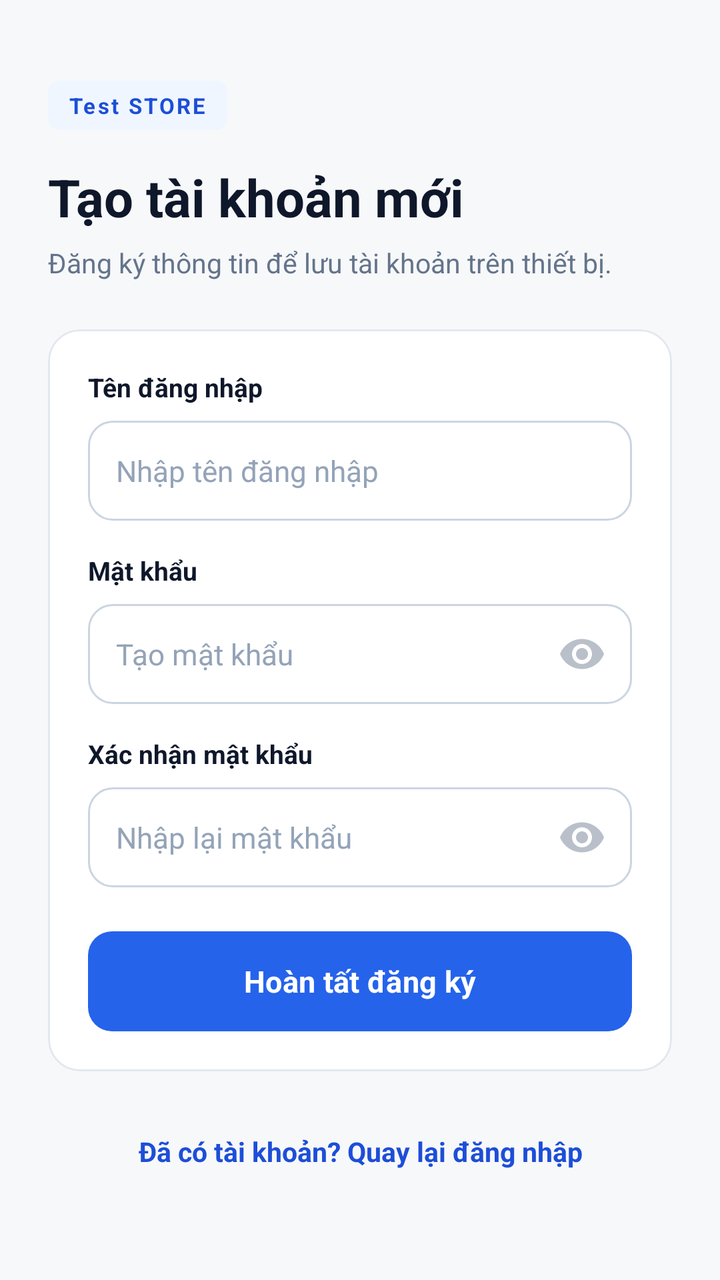
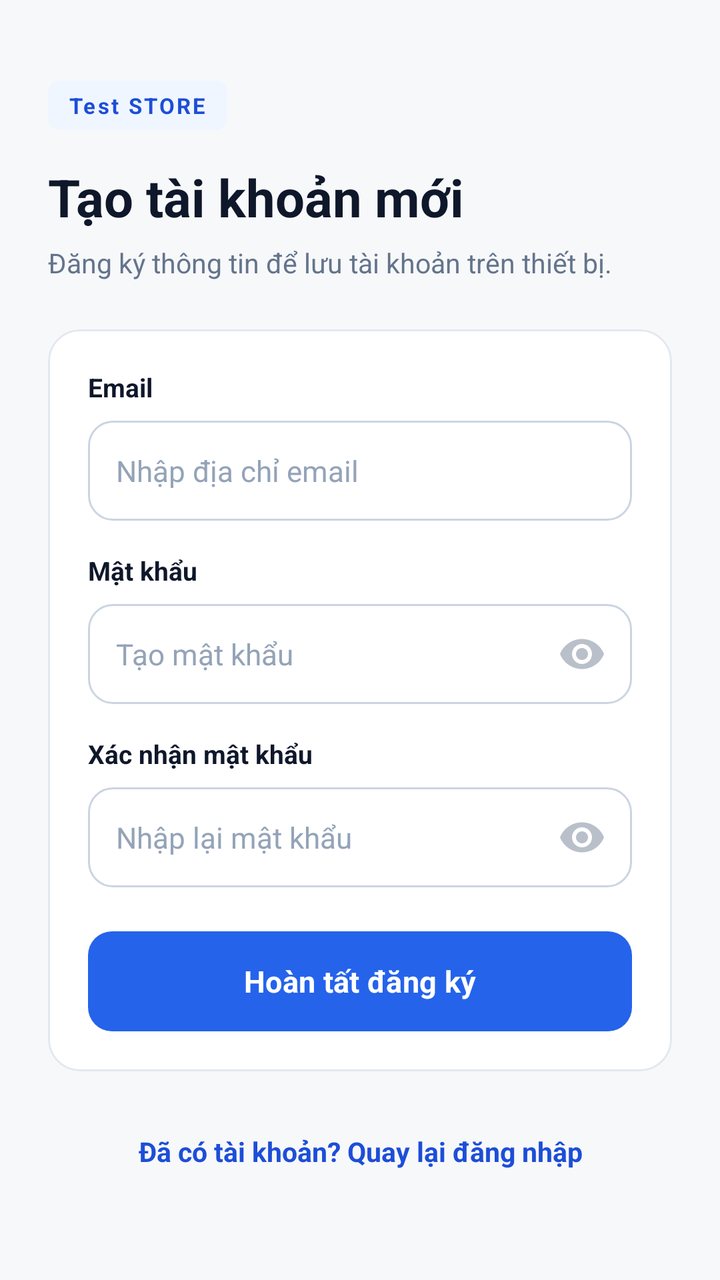

An Android layout rendered at two revisions. The XML below is the earlier revision; the diff shows what the commit changed to produce the second picture.
<!-- AndroidManifest.xml: application theme Theme.MyApplication -->
<!-- res/layout/activity_register.xml -->
<?xml version="1.0" encoding="utf-8"?>
<ScrollView xmlns:android="http://schemas.android.com/apk/res/android"
    xmlns:app="http://schemas.android.com/apk/res-auto"
    xmlns:tools="http://schemas.android.com/tools"
    android:id="@+id/rootRegister"
    android:layout_width="match_parent"
    android:layout_height="match_parent"
    android:background="@color/screen_background"
    android:fillViewport="true"
    android:fitsSystemWindows="true"
    android:overScrollMode="never"
    tools:ignore="HardcodedText,TextContrastCheck">

    <LinearLayout
        android:layout_width="match_parent"
        android:layout_height="match_parent"
        android:gravity="center_vertical"
        android:orientation="vertical"
        android:paddingStart="24dp"
        android:paddingTop="28dp"
        android:paddingEnd="24dp"
        android:paddingBottom="28dp">

        <TextView
            android:layout_width="wrap_content"
            android:layout_height="wrap_content"
            android:background="@drawable/bg_badge_primary"
            android:letterSpacing="0.1"
            android:paddingStart="10dp"
            android:paddingTop="5dp"
            android:paddingEnd="10dp"
            android:paddingBottom="5dp"
            android:text="Test STORE"
            android:textColor="@color/primary_dark"
            android:textSize="11sp"
            android:textStyle="bold" />

        <TextView
            android:layout_width="wrap_content"
            android:layout_height="wrap_content"
            android:layout_marginTop="16dp"
            android:text="Tạo tài khoản mới"
            android:textColor="@color/ink"
            android:textSize="26sp"
            android:textStyle="bold" />

        <TextView
            android:layout_width="wrap_content"
            android:layout_height="wrap_content"
            android:layout_marginTop="6dp"
            android:layout_marginBottom="24dp"
            android:text="Đăng ký thông tin để lưu tài khoản trên thiết bị."
            android:textColor="@color/text_secondary"
            android:textSize="13.5sp" />

        <com.google.android.material.card.MaterialCardView
            android:layout_width="match_parent"
            android:layout_height="wrap_content"
            app:cardBackgroundColor="@color/surface"
            app:cardCornerRadius="16dp"
            app:cardElevation="0dp"
            app:strokeColor="@color/border"
            app:strokeWidth="1dp">

            <LinearLayout
                android:layout_width="match_parent"
                android:layout_height="wrap_content"
                android:orientation="vertical"
                android:padding="20dp">

                <TextView
                    android:layout_width="wrap_content"
                    android:layout_height="wrap_content"
                    android:layout_marginBottom="8dp"
                    android:text="Tên đăng nhập"
                    android:textColor="@color/ink"
                    android:textSize="13sp"
                    android:textStyle="bold" />

                <EditText
                    android:id="@+id/edtRegUser"
                    android:layout_width="match_parent"
                    android:layout_height="50dp"
                    android:layout_marginBottom="16dp"
                    android:background="@drawable/bg_input"
                    android:hint="Nhập tên đăng nhập"
                    android:importantForAutofill="no"
                    android:inputType="text"
                    android:paddingStart="14dp"
                    android:paddingEnd="14dp"
                    android:textColor="@color/ink"
                    android:textColorHint="@color/text_tertiary"
                    android:textSize="14.5sp" />

                <TextView
                    android:layout_width="wrap_content"
                    android:layout_height="wrap_content"
                    android:layout_marginBottom="8dp"
                    android:text="Mật khẩu"
                    android:textColor="@color/ink"
                    android:textSize="13sp"
                    android:textStyle="bold" />

                <RelativeLayout
                    android:layout_width="match_parent"
                    android:layout_height="50dp"
                    android:layout_marginBottom="16dp">

                    <EditText
                        android:id="@+id/edtRegPass"
                        android:layout_width="match_parent"
                        android:layout_height="match_parent"
                        android:background="@drawable/bg_input"
                        android:hint="Tạo mật khẩu"
                        android:inputType="textPassword"
                        android:paddingStart="14dp"
                        android:paddingEnd="48dp"
                        android:textColor="@color/ink"
                        android:textColorHint="@color/text_tertiary"
                        android:textSize="14.5sp" />

                    <ImageView
                        android:id="@+id/btnToggleRegPass"
                        android:layout_width="48dp"
                        android:layout_height="48dp"
                        android:layout_alignParentEnd="true"
                        android:layout_centerVertical="true"
                        android:layout_marginEnd="1dp"
                        android:alpha="0.45"
                        android:contentDescription="Hiện hoặc ẩn mật khẩu"
                        android:padding="12dp"
                        android:src="@drawable/ic_eye_24"
                        tools:ignore="TouchTargetSizeCheck" />
                </RelativeLayout>

                <TextView
                    android:layout_width="wrap_content"
                    android:layout_height="wrap_content"
                    android:layout_marginBottom="8dp"
                    android:text="Xác nhận mật khẩu"
                    android:textColor="@color/ink"
                    android:textSize="13sp"
                    android:textStyle="bold" />

                <RelativeLayout
                    android:layout_width="match_parent"
                    android:layout_height="50dp"
                    android:layout_marginBottom="22dp">

                    <EditText
                        android:id="@+id/edtRegConfirmPass"
                        android:layout_width="match_parent"
                        android:layout_height="match_parent"
                        android:background="@drawable/bg_input"
                        android:hint="Nhập lại mật khẩu"
                        android:inputType="textPassword"
                        android:paddingStart="14dp"
                        android:paddingEnd="48dp"
                        android:textColor="@color/ink"
                        android:textColorHint="@color/text_tertiary"
                        android:textSize="14.5sp" />

                    <ImageView
                        android:id="@+id/btnToggleRegConfirmPass"
                        android:layout_width="48dp"
                        android:layout_height="48dp"
                        android:layout_alignParentEnd="true"
                        android:layout_centerVertical="true"
                        android:layout_marginEnd="1dp"
                        android:alpha="0.45"
                        android:contentDescription="Hiện hoặc ẩn mật khẩu xác nhận"
                        android:padding="12dp"
                        android:src="@drawable/ic_eye_24"
                        tools:ignore="TouchTargetSizeCheck" />
                </RelativeLayout>

                <com.google.android.material.button.MaterialButton
                    android:id="@+id/btnRegister"
                    android:layout_width="match_parent"
                    android:layout_height="50dp"
                    android:insetTop="0dp"
                    android:insetBottom="0dp"
                    android:text="Hoàn tất đăng ký"
                    android:textAllCaps="false"
                    android:textColor="@color/white"
                    android:textSize="15sp"
                    android:textStyle="bold"
                    app:backgroundTint="@color/primary"
                    app:cornerRadius="12dp" />
            </LinearLayout>
        </com.google.android.material.card.MaterialCardView>

        <TextView
            android:id="@+id/tvBackToLogin"
            android:layout_width="match_parent"
            android:layout_height="48dp"
            android:layout_marginTop="16dp"
            android:gravity="center"
            android:text="Đã có tài khoản? Quay lại đăng nhập"
            android:textColor="@color/primary_dark"
            android:textSize="13.5sp"
            android:textStyle="bold" />

    </LinearLayout>
</ScrollView>
<!-- resources referenced by this layout -->
<resources>
  <color name="border">#E2E8F0</color>
  <color name="ink">#0F172A</color>
  <color name="primary">#2563EB</color>
  <color name="primary_dark">#1D4ED8</color>
  <color name="screen_background">#F7F8FA</color>
  <color name="surface">#FFFFFFFF</color>
  <color name="text_secondary">#64748B</color>
  <color name="text_tertiary">#94A3B8</color>
  <color name="white">#FFFFFFFF</color>
  <!-- drawable bg_badge_primary (drawable) -->
  <?xml version="1.0" encoding="utf-8"?>
  <shape xmlns:android="http://schemas.android.com/apk/res/android" android:shape="rectangle">
      <solid android:color="@color/primary_soft" />
      <corners android:radius="6dp" />
  </shape>
  <!-- drawable bg_input (drawable) -->
  <?xml version="1.0" encoding="utf-8"?>
  <selector xmlns:android="http://schemas.android.com/apk/res/android">
      <item android:state_focused="true">
          <shape android:shape="rectangle">
              <solid android:color="@color/surface" />
              <stroke android:width="2dp" android:color="@color/primary" />
              <corners android:radius="12dp" />
              <padding android:left="16dp" android:top="2dp" android:right="12dp" android:bottom="2dp" />
          </shape>
      </item>
      <item>
          <shape android:shape="rectangle">
              <solid android:color="@color/surface" />
              <stroke android:width="1dp" android:color="@color/border_strong" />
              <corners android:radius="12dp" />
              <padding android:left="16dp" android:top="2dp" android:right="12dp" android:bottom="2dp" />
          </shape>
      </item>
  </selector>
  <!-- drawable ic_eye_24 (drawable) -->
  <?xml version="1.0" encoding="utf-8"?>
  <vector xmlns:android="http://schemas.android.com/apk/res/android"
      android:width="24dp"
      android:height="24dp"
      android:viewportWidth="24"
      android:viewportHeight="24">
      <path
          android:fillColor="#64748B"
          android:pathData="M12,4.5C7,4.5 2.73,7.61 1,12c1.73,4.39 6,7.5 11,7.5s9.27,-3.11 11,-7.5c-1.73,-4.39 -6,-7.5 -11,-7.5zM12,17c-2.76,0 -5,-2.24 -5,-5s2.24,-5 5,-5s5,2.24 5,5s-2.24,5 -5,5zM12,9c-1.66,0 -3,1.34 -3,3s1.34,3 3,3s3,-1.34 3,-3s-1.34,-3 -3,-3z" />
  </vector>
  <style name="Theme.MyApplication" parent="Base.Theme.MyApplication" />
  <color name="primary_soft">#EFF6FF</color>
  <color name="border_strong">#CBD5E1</color>
  <style name="Base.Theme.MyApplication" parent="Theme.Material3.Light.NoActionBar">
          <item name="colorPrimary">@color/primary</item>
          <item name="colorOnPrimary">@color/white</item>
          <item name="colorSurface">@color/surface</item>
          <item name="android:fontFamily">sans-serif</item>
          <item name="android:windowLightStatusBar">true</item>
          <item name="android:statusBarColor">@color/screen_background</item>
          <item name="android:navigationBarColor">@color/screen_background</item>
          <item name="android:windowLightNavigationBar" tools:targetApi="27">true</item>
          <item name="android:windowActionModeOverlay">true</item>
      </style>
</resources>

<!-- the commit's change to res/layout/activity_register.xml (unified diff, before → after) -->
@@ -72,7 +72,7 @@
                     android:layout_width="wrap_content"
                     android:layout_height="wrap_content"
                     android:layout_marginBottom="8dp"
-                    android:text="Tên đăng nhập"
+                    android:text="Email"
                     android:textColor="@color/ink"
                     android:textSize="13sp"
                     android:textStyle="bold" />
@@ -83,9 +83,9 @@
                     android:layout_height="50dp"
                     android:layout_marginBottom="16dp"
                     android:background="@drawable/bg_input"
-                    android:hint="Nhập tên đăng nhập"
+                    android:hint="Nhập địa chỉ email"
                     android:importantForAutofill="no"
-                    android:inputType="text"
+                    android:inputType="textEmailAddress"
                     android:paddingStart="14dp"
                     android:paddingEnd="14dp"
                     android:textColor="@color/ink"
